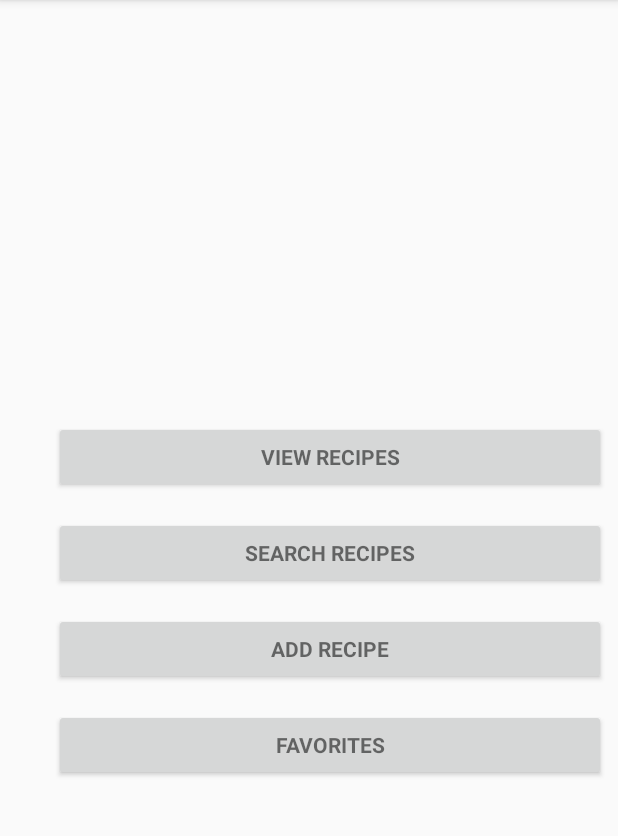
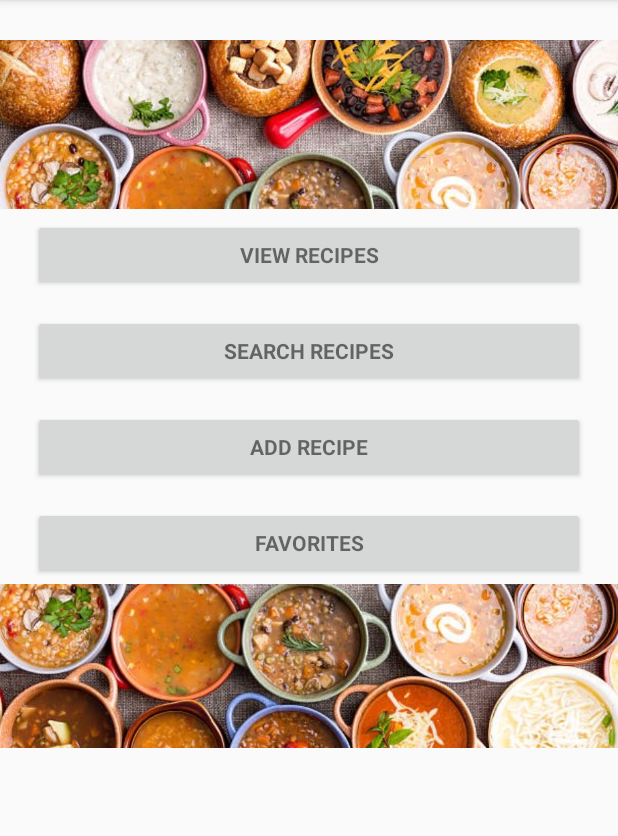
Before and after one commit to floydml1/CS4800-Pantry-Party, an Android app: the MenuActivity screen opened directly, with no data from a screen before it, on a phone screen of 412 x 824 dp, the part 84-920 px from its top. Run offline under Robolectric (Android 15) with nearby library versions, the phone set to English and light mode, and no system bars.

Commit message:
Added picturs

```diff
--- a/app/src/main/AndroidManifest.xml
+++ b/app/src/main/AndroidManifest.xml
@@ -29,7 +29,7 @@
             android:theme="@style/AppTheme.NoActionBar" />
         <activity android:name=".TestActivity" />
         <activity android:name=".TestAddActivity" />
-        <activity android:name=".MenuActivity"></activity>
+        <activity android:name=".MenuActivity" />
     </application>
 
 </manifest>
--- a/app/src/main/java/com/bignerdranch/android/pantryparty/LoginActivity.java
+++ b/app/src/main/java/com/bignerdranch/android/pantryparty/LoginActivity.java
@@ -143,7 +143,7 @@ public class LoginActivity extends AppCompatActivity implements LoaderCallbacks<
         if (user != null) {
             if (user.getPassword().equals(mPasswordView.getText().toString())) {
                 messageResId = R.string.correct_toast;
-                startActivity(new Intent(LoginActivity.this, TestActivity.class));
+                startActivity(new Intent(LoginActivity.this, MenuActivity.class));
             }
             else {
                 messageResId = R.string.wrong_pass_toast;
--- a/app/src/main/res/layout/activity_menu.xml
+++ b/app/src/main/res/layout/activity_menu.xml
@@ -7,19 +7,19 @@
     tools:context=".MenuActivity">
 
     <LinearLayout
+
+
+        android:id="@+id/linearLayout"
         android:layout_width="368dp"
         android:layout_height="495dp"
-        android:layout_marginStart="8dp"
-        android:layout_marginTop="8dp"
-        android:layout_marginEnd="8dp"
-        android:layout_marginBottom="8dp"
+        android:layout_marginTop="130dp"
+        android:layout_marginBottom="130dp"
         android:orientation="vertical"
         app:layout_constraintBottom_toBottomOf="parent"
         app:layout_constraintEnd_toEndOf="parent"
-        app:layout_constraintHorizontal_bias="1.0"
         app:layout_constraintStart_toStartOf="parent"
         app:layout_constraintTop_toTopOf="parent"
-        app:layout_constraintVertical_bias="1.0">
+        app:layout_constraintVertical_bias="0.0">
 
         //view recipes
 
@@ -65,4 +65,30 @@
             android:text="@string/action_favorites"
             android:textStyle="bold" />
     </LinearLayout>
+
+
+    <android.support.constraint.Barrier
+        android:id="@+id/barrier"
+        android:layout_width="wrap_content"
+        android:layout_height="wrap_content"
+        app:barrierDirection="left" />
+
+    <ImageView
+        android:id="@+id/imageView3"
+        android:layout_width="wrap_content"
+        android:layout_height="wrap_content"
+        app:srcCompat="@drawable/menu_top" />
+
+    <ImageView
+        android:id="@+id/imageView5"
+        android:layout_width="wrap_content"
+        android:layout_height="wrap_content"
+        android:layout_marginTop="364dp"
+        app:layout_constraintEnd_toEndOf="parent"
+        app:layout_constraintHorizontal_bias="1.0"
+        app:layout_constraintStart_toStartOf="parent"
+        app:layout_constraintTop_toTopOf="parent"
+        app:srcCompat="@drawable/menu_bottom" />
+
+
 </android.support.constraint.ConstraintLayout>
```
Also changed, not shown: app/src/main/java/com/bignerdranch/android/pantryparty/MenuActivity.java (+5 -3 lines), app/src/main/res/layout/activity_favorites.xml (added, +9 -0 lines), app/src/main/res/layout/activity_login.xml (+4 -3 lines), app/src/main/res/layout/activity_test_add.xml (+14 -5 lines), app/src/main/res/drawable-v24/food.png (added), app/src/main/res/drawable-v24/homescreen.png (added), app/src/main/res/drawable-v24/menu_bottom.png (added), app/src/main/res/drawable-v24/menu_top.png (added), 117 other files.
